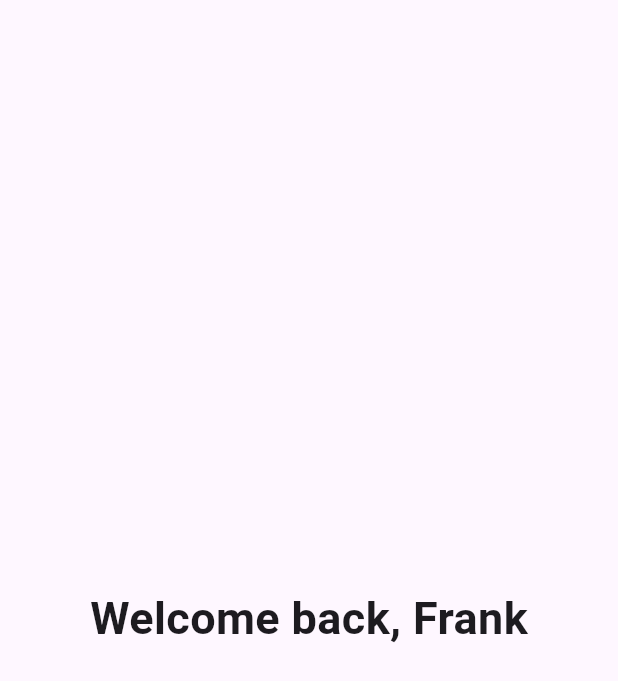
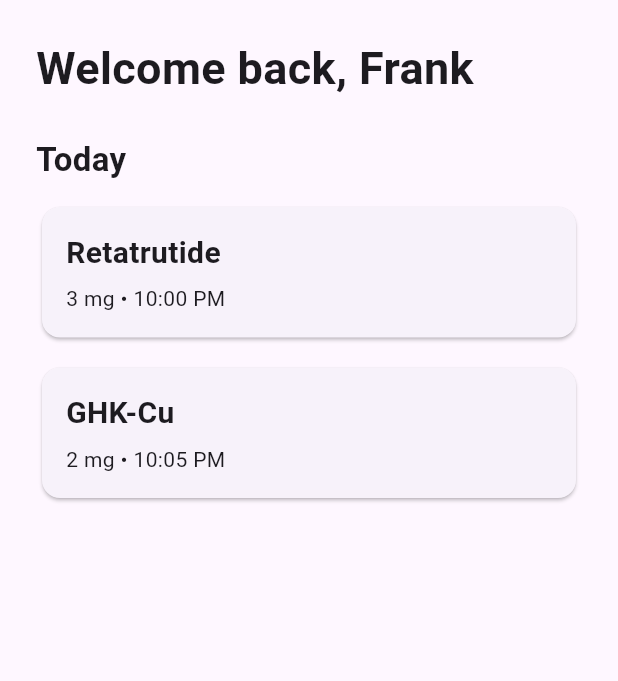
Before and after one commit to Pandler77/project-ghost, a Flutter app: the screen it shows after launch, on a phone screen of 412 x 824 dp. Shown: the top 681 px of the screen. Run offline on Flutter 3.47's test engine with Material 3 defaults, Android fonts, the phone set to English and light mode, and no system bars.

Commit message:
Make dashboard scrollable

```diff
--- /dev/null
+++ b/lib/models/protocol.dart
@@ -0,0 +1,11 @@
+class Protocol {
+  const Protocol({
+    required this.name,
+    required this.dose,
+    required this.time,
+  });
+
+    final String name;
+    final String dose;
+    final String time;
+}
--- a/lib/screens/dashboard_screen.dart
+++ b/lib/screens/dashboard_screen.dart
@@ -1,14 +1,48 @@
 import 'package:flutter/material.dart';
+
+import '../models/protocol.dart';
 import '../widgets/dashboard_header.dart';
+import '../widgets/protocol_card.dart';
 
 class DashboardScreen extends StatelessWidget {
   const DashboardScreen({super.key});
 
   @override
   Widget build(BuildContext context) {
-    return const Scaffold(
-      body: Center(
-        child: DashboardHeader(name: 'Frank'),
+    final protocols = [
+      const Protocol(
+        name: 'Retatrutide',
+        dose: '3 mg',
+        time: '10:00 PM',
+      ),
+      const Protocol(
+        name: 'GHK-Cu',
+        dose: '2 mg',
+        time: '10:05 PM',
+      ),
+    ];
+
+    return Scaffold(
+      body: SafeArea(
+        child: ListView(
+          padding: const EdgeInsets.all(24),
+          children: [
+            const DashboardHeader(name: 'Frank'),
+            const SizedBox(height: 24),
+            const Text(
+              'Today',
+              style: TextStyle(
+                fontSize: 22,
+                fontWeight: FontWeight.bold,
+              ),
+            ),
+            const SizedBox(height: 12),
+            for (final protocol in protocols) ...[
+              ProtocolCard(protocol: protocol),
+              const SizedBox(height: 12),
+            ],
+          ],
+        ),
       ),
     );
   }
--- /dev/null
+++ b/lib/widgets/protocol_card.dart
@@ -0,0 +1,35 @@
+import 'package:flutter/material.dart';
+
+import '../models/protocol.dart';
+
+class ProtocolCard extends StatelessWidget {
+  const ProtocolCard({
+    required this.protocol,
+    super.key,
+  });
+
+  final Protocol protocol;
+
+  @override
+  Widget build(BuildContext context) {
+    return Card(
+      child: Padding(
+        padding: const EdgeInsets.all(16),
+        child: Column(
+          crossAxisAlignment: CrossAxisAlignment.start,
+          children: [
+            Text(
+              protocol.name,
+              style: const TextStyle(
+                fontSize: 20,
+                fontWeight: FontWeight.bold,
+              ),
+            ),
+            const SizedBox(height: 6),
+            Text('${protocol.dose} • ${protocol.time}'),
+          ],
+        ),
+      ),
+    );
+  }
+}
```
